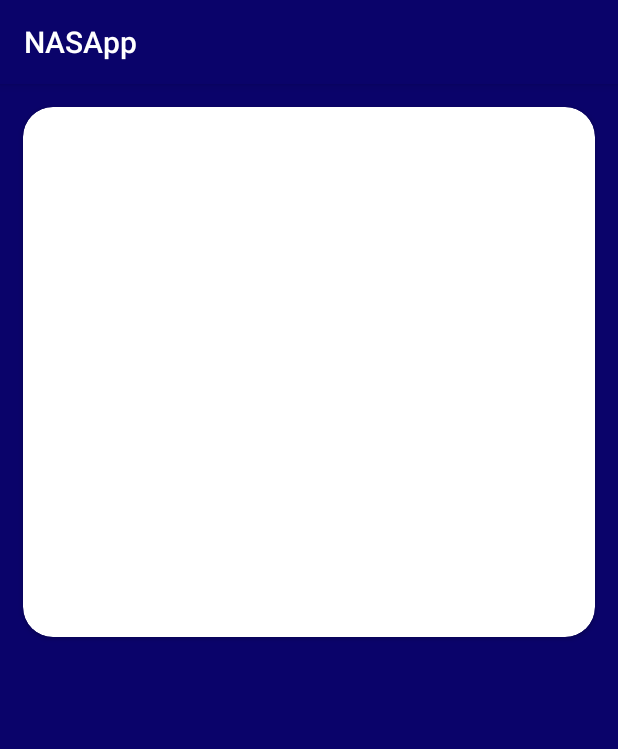
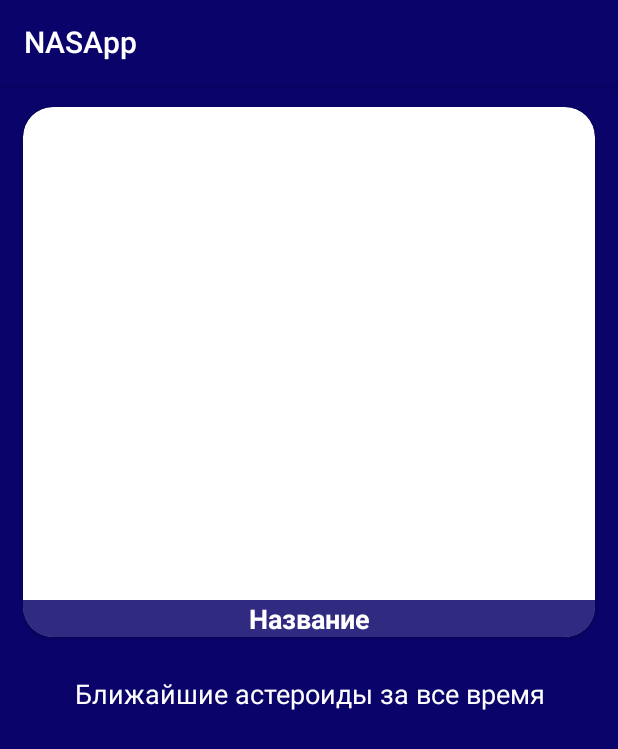
Before and after one commit to ElMKV/NASApp, an Android app: the screen it shows after launch (MainActivity), on a phone screen of 412 x 824 dp. Shown: the top 749 px of the screen. Run offline under Robolectric (Android 15) with nearby library versions, the light colour scheme and no system bars; our stand-ins replace Picasso; pictures from the network do not load; 1 statement that could not run was skipped.

Commit message:
стандартизировал код

```diff
--- a/app/src/main/java/com/example/nasapp/MainActivity.java
+++ b/app/src/main/java/com/example/nasapp/MainActivity.java
@@ -30,21 +30,15 @@ public class MainActivity extends AppCompatActivity {
     ImageView imageView;
     RecyclerView recyclerView;
 
-
     private String KEY = "1gzGfmSJbbcPKLiDyd59NHKlQhXSD8iAbGnezrDS";
-    private String stratDate = "2015-09-07";
-    private String endDate = "2015-09-08";
 
     CometAdapter adapter;
-
-
 
     @Override
     protected void onCreate(Bundle savedInstanceState) {
         super.onCreate(savedInstanceState);
         setContentView(R.layout.activity_main);
         textViewName = (TextView) findViewById(R.id.textViewTitle);
-        textViewDesc = (TextView) findViewById(R.id.textViewDesc);
         imageView = (ImageView) findViewById(R.id.imageView);
 
         recyclerView = findViewById(R.id.recycler);
@@ -53,14 +47,9 @@ public class MainActivity extends AppCompatActivity {
         manager.setOrientation(LinearLayoutManager.VERTICAL);
         recyclerView.setLayoutManager(manager);
 
-
-
         loadJSON();
     }
-
-
     private void loadJSON() {
-
         NetworkService.getInstance()
                 .getHolder()
                 .getPostWithID(KEY)
@@ -68,15 +57,14 @@ public class MainActivity extends AppCompatActivity {
                     @Override
                     public void onResponse(@NonNull Call<Post> call, @NonNull Response<Post> response) {
                         Post post = response.body();
-                        textViewName.append(post.getTitle());
-                        textViewDesc.append(post.getExplanation());
+                        textViewName.setText(post.getTitle());
+//                        textViewDesc.setText(post.getExplanation());
                         Picasso.with(getApplicationContext())
                                 .load(post.getUrl())
                                 .placeholder(R.drawable.ic_launcher_background)
                                 .error(R.drawable.dino_error)
                                 .into(imageView);
                     }
-
                     @Override
                     public void onFailure(@NonNull Call<Post> call, @NonNull Throwable t) {
                         Toast toast = Toast.makeText(getApplicationContext(), "Error occurred while getting request!", Toast.LENGTH_SHORT);
@@ -89,32 +77,20 @@ public class MainActivity extends AppCompatActivity {
                 .enqueue(new Callback<Comet>() {
                     @Override
                     public void onResponse(Call<Comet> call, Response<Comet> response) {
-
                         Log.d("log", "вошел");
                         Comet comets = response.body();
-
                         ArrayList<NearEarthObject>nearEarthObjects = (ArrayList<NearEarthObject>) comets.getNearEarthObjects();
                         adapter = new CometAdapter(MainActivity.this,nearEarthObjects);
-
                         recyclerView.setAdapter(adapter);
-
                         Log.d("log", String.valueOf(nearEarthObjects.size()));
-
                         for (int i = 0; i<nearEarthObjects.size(); i++)
                         {
                             Log.d("log", nearEarthObjects.get(i).getName());
-
                         }
-
-
-
                     }
-
                     @Override
                     public void onFailure(Call<Comet> call, Throwable t) {
                         Log.d("log", "не вошел" + t);
-
-
                     }
                 });
     }
--- a/app/src/main/res/layout/activity_main.xml
+++ b/app/src/main/res/layout/activity_main.xml
@@ -38,7 +38,7 @@
                 android:layout_width="match_parent"
                 android:layout_height="wrap_content"
                 android:layout_gravity="bottom"
-                android:layout_margin="10dp"
+                android:background="#D70A036A"
                 android:gravity="center"
                 android:orientation="vertical">
 
@@ -46,20 +46,14 @@
                     android:id="@+id/textViewTitle"
                     android:layout_width="match_parent"
                     android:layout_height="wrap_content"
-                    android:layout_marginBottom="5dp"
+                    android:layout_marginLeft="10dp"
+                    android:layout_marginRight="10dp"
+                    android:gravity="center"
+                    android:text="Название"
                     android:textColor="#FFFFFF"
                     android:textSize="18sp"
                     android:textStyle="bold" />
 
-                <TextView
-                    android:id="@+id/textViewDesc"
-                    android:layout_width="match_parent"
-                    android:layout_height="wrap_content"
-                    android:autoText="false"
-                    android:maxLines="2"
-                    android:textAlignment="textStart"
-                    android:textColor="#FFFFFF"
-                    android:textSize="18sp" />
             </LinearLayout>
         </ScrollView>
 
@@ -71,10 +65,23 @@
         android:layout_weight="1"
         android:orientation="vertical">
 
+        <TextView
+            android:id="@+id/textViewAsteroi"
+            android:layout_width="match_parent"
+            android:layout_height="wrap_content"
+            android:layout_margin="10dp"
+            android:gravity="center"
+            android:text="Ближайшие астероиды за все время"
+            android:textColor="#FFFFFF"
+            android:textSize="18sp" />
+
         <androidx.recyclerview.widget.RecyclerView
             android:id="@+id/recycler"
             android:layout_width="match_parent"
             android:layout_height="match_parent"
+            android:layout_marginTop="10dp"
+            android:clipToPadding="true"
+            android:labelFor="@id/textViewAsteroi"
             tools:listitem="@layout/item_recycler" />
     </LinearLayout>
 
```
Also changed, not shown: app/src/main/java/com/example/nasapp/NearEarthObject.java (+14 -0 lines).
